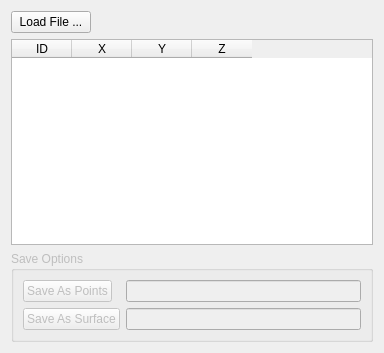
Qt form Plugins/CartoReader/CartoReader.ui (pengwg/vurtigo) before a commit.
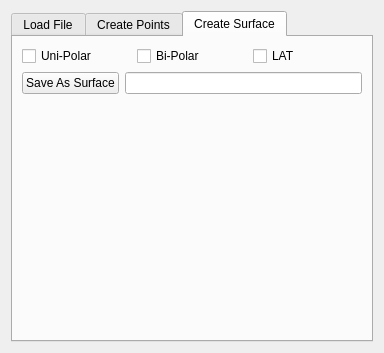
The same form after that commit. The open tabs and pages were chosen to show the change.

Commit message:
Basic functionality for Carto files. BugID:696 Analysis:Files can be loaded and the points displayed. Also, Delaunay3D is used from vtk to interpolate between the points and create a wire mesh.
Resolution:

Reviewed by:

```diff
--- a/Plugins/CartoReader/CartoReader.ui
+++ b/Plugins/CartoReader/CartoReader.ui
@@ -13,6 +13,16 @@
   <property name="windowTitle">
    <string>Form</string>
   </property>
+  <layout class="QVBoxLayout" name="verticalLayout">
+   <item>
+    <widget class="QTabWidget" name="masterTabWidget">
+     <property name="currentIndex">
+      <number>0</number>
+     </property>
+     <widget class="QWidget" name="tab">
+      <attribute name="title">
+       <string>Load File</string>
+      </attribute>
   <layout class="QGridLayout" name="gridLayout">
    <item row="0" column="0">
     <widget class="QPushButton" name="loadFilePushButton">
@@ -65,25 +75,55 @@
        <string>Z</string>
       </property>
      </column>
-    </widget>
-   </item>
-   <item row="2" column="0" colspan="2">
-    <widget class="QGroupBox" name="saveOptionsGroupBox">
-     <property name="enabled">
-      <bool>false</bool>
-     </property>
-     <property name="title">
-      <string>Save Options</string>
-     </property>
-     <layout class="QFormLayout" name="formLayout">
-      <item row="0" column="0">
+         <column>
+          <property name="text">
+           <string>alpha</string>
+          </property>
+         </column>
+         <column>
+          <property name="text">
+           <string>beta</string>
+          </property>
+         </column>
+         <column>
+          <property name="text">
+           <string>gamma</string>
+          </property>
+         </column>
+         <column>
+          <property name="text">
+           <string>UniPolar</string>
+          </property>
+         </column>
+         <column>
+          <property name="text">
+           <string>BiPolar</string>
+          </property>
+         </column>
+         <column>
+          <property name="text">
+           <string>LAT</string>
+          </property>
+         </column>
+        </widget>
+       </item>
+      </layout>
+     </widget>
+     <widget class="QWidget" name="tab_2">
+      <attribute name="title">
+       <string>Create Points</string>
+      </attribute>
+      <layout class="QVBoxLayout" name="verticalLayout_2">
+       <item>
+        <layout class="QHBoxLayout" name="horizontalLayout">
+         <item>
        <widget class="QPushButton" name="saveAsPointsPushButton">
         <property name="text">
          <string>Save As Points</string>
         </property>
        </widget>
       </item>
-      <item row="0" column="1">
+         <item>
        <widget class="QLineEdit" name="saveAsPointsLineEdit">
         <property name="minimumSize">
          <size>
@@ -93,17 +133,82 @@
         </property>
        </widget>
       </item>
-      <item row="1" column="0">
+        </layout>
+       </item>
+       <item>
+        <spacer name="verticalSpacer">
+         <property name="orientation">
+          <enum>Qt::Vertical</enum>
+         </property>
+         <property name="sizeHint" stdset="0">
+          <size>
+           <width>20</width>
+           <height>245</height>
+          </size>
+         </property>
+        </spacer>
+       </item>
+      </layout>
+     </widget>
+     <widget class="QWidget" name="tab_3">
+      <attribute name="title">
+       <string>Create Surface</string>
+      </attribute>
+      <layout class="QVBoxLayout" name="verticalLayout_3">
+       <item>
+        <layout class="QHBoxLayout" name="horizontalLayout_3">
+         <item>
+          <widget class="QCheckBox" name="uniPolarCheckBox">
+           <property name="text">
+            <string>Uni-Polar</string>
+           </property>
+          </widget>
+         </item>
+         <item>
+          <widget class="QCheckBox" name="biPolarCheckBox">
+           <property name="text">
+            <string>Bi-Polar</string>
+           </property>
+          </widget>
+         </item>
+         <item>
+          <widget class="QCheckBox" name="latCheckBox">
+           <property name="text">
+            <string>LAT</string>
+           </property>
+          </widget>
+         </item>
+        </layout>
+       </item>
+       <item>
+        <layout class="QHBoxLayout" name="horizontalLayout_2">
+         <item>
        <widget class="QPushButton" name="saveAsSurfacePushButton">
         <property name="text">
          <string>Save As Surface</string>
         </property>
        </widget>
       </item>
-      <item row="1" column="1">
+         <item>
        <widget class="QLineEdit" name="saveAsSurfaceLineEdit"/>
       </item>
      </layout>
+       </item>
+       <item>
+        <spacer name="verticalSpacer_2">
+         <property name="orientation">
+          <enum>Qt::Vertical</enum>
+         </property>
+         <property name="sizeHint" stdset="0">
+          <size>
+           <width>20</width>
+           <height>214</height>
+          </size>
+         </property>
+        </spacer>
+       </item>
+      </layout>
+     </widget>
     </widget>
    </item>
   </layout>
```
Left out of the diff: 3 changed lines with no effect on the pictures. Lines whose indentation alone changed are shown as unchanged. The commit also changes 9 other files.
